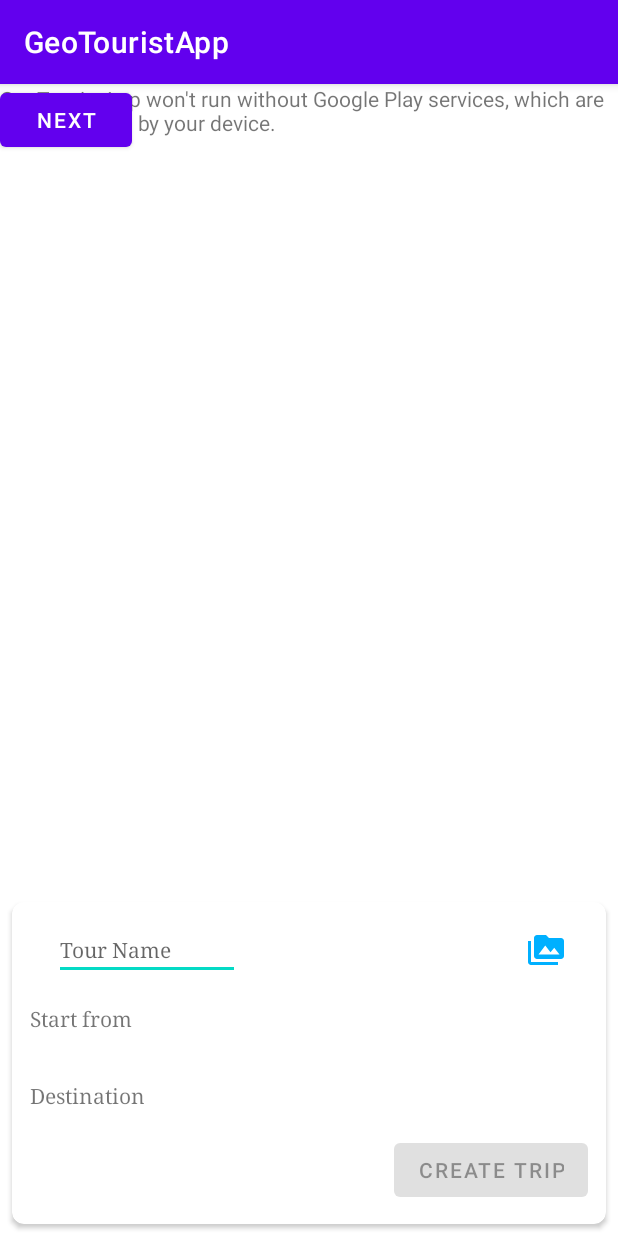
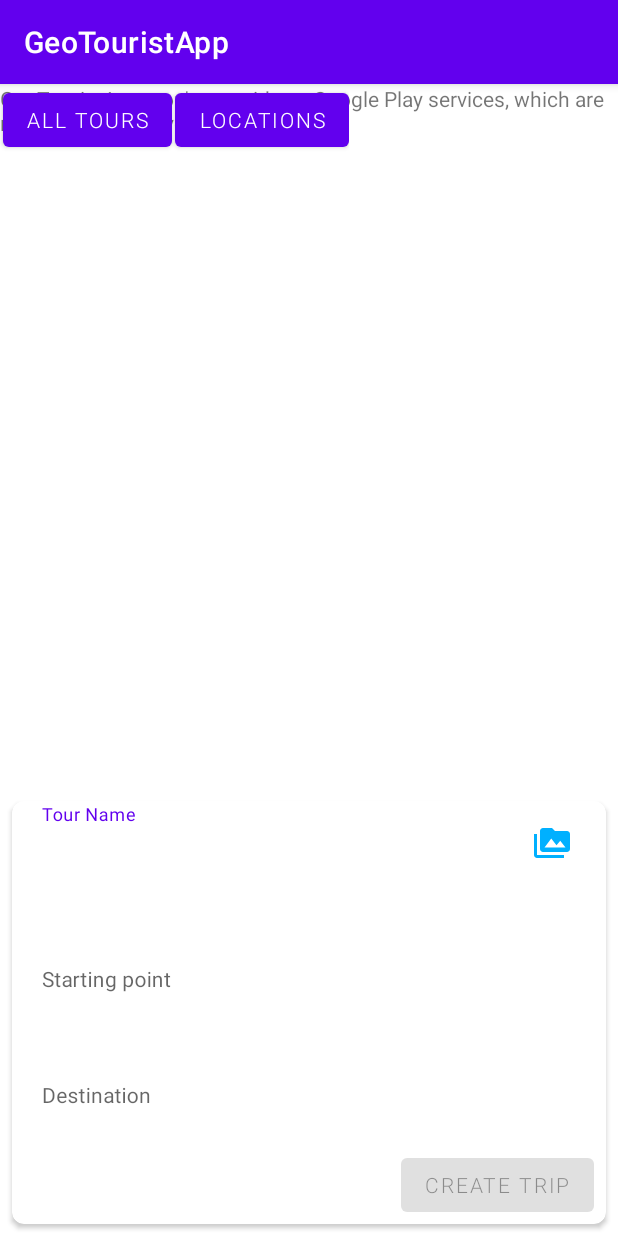
Before and after one commit to rsinghsep/GeoTouristApp, an Android app: the screen it shows after launch (CreateTourActivity), on a phone screen of 412 x 824 dp. Run offline under Robolectric (Android 15) with nearby library versions, the phone set to English and light mode, and no system bars; our stand-ins replace Room's generated code, data binding.

Commit message:
updated ui and added click listeneer to view location history button

```diff
--- a/app/src/main/java/com/staysilly/geotouristapp/views/ui/CreateTourActivity.java
+++ b/app/src/main/java/com/staysilly/geotouristapp/views/ui/CreateTourActivity.java
@@ -239,10 +239,18 @@ public class CreateTourActivity extends BaseActivity implements OnMapReadyCallba
         initDataBinding();
         initMap();
         observeViewModelSignals();
-        datBinding.next.setOnClickListener(new View.OnClickListener() {
+        datBinding.btnAllTours.setOnClickListener(new View.OnClickListener() {
             @Override
             public void onClick(View view) {
-                Log.d(TAG, "clicked next");
+                Log.d(TAG, "clicked view all tours");
+                Intent intent = new Intent(CreateTourActivity.this, ToursListActivity.class);
+                startActivity(intent);
+            }
+        });
+        datBinding.btnLocationHistory.setOnClickListener(new View.OnClickListener() {
+            @Override
+            public void onClick(View view) {
+                Log.d(TAG, "clicked location history");
                 Intent intent = new Intent(CreateTourActivity.this, LocationHistoryActivity.class);
                 startActivity(intent);
             }
@@ -253,6 +261,7 @@ public class CreateTourActivity extends BaseActivity implements OnMapReadyCallba
         super.onActivityResult(requestCode, resultCode, data);
         handleImageFromGalleryResponse(resultCode, data);
     }
+
 
     /*/////////////////////////////////////////////////
         //OnMapReadyCallback Callbacks
--- a/app/src/main/res/layout/activity_create_tour.xml
+++ b/app/src/main/res/layout/activity_create_tour.xml
@@ -33,11 +33,27 @@
             android:layout_width="match_parent"
             bind:viewModel="@{viewModel}"/>
 
-        <Button
-            android:id="@+id/next"
+        <LinearLayout
             android:layout_width="wrap_content"
             android:layout_height="wrap_content"
-            android:text="next"/>
+            android:orientation="horizontal">
+
+            <Button
+                android:id="@+id/btnAllTours"
+                android:layout_marginStart="2dp"
+                android:layout_width="wrap_content"
+                android:layout_height="wrap_content"
+                android:fontFamily="sans-serif-light"
+                android:text="all tours" />
+
+            <Button
+                android:id="@+id/btnLocationHistory"
+                android:layout_marginStart="2dp"
+                android:layout_width="wrap_content"
+                android:layout_height="wrap_content"
+                android:fontFamily="sans-serif-light"
+                android:text="locations" />
+        </LinearLayout>
 
     </FrameLayout>
 
--- a/app/src/main/res/layout/card_create_trip.xml
+++ b/app/src/main/res/layout/card_create_trip.xml
@@ -3,6 +3,7 @@
     xmlns:tools="http://schemas.android.com/tools"
     xmlns:android="http://schemas.android.com/apk/res/android">
     <data>
+        <import type="com.staysilly.geotouristapp.viewmodels.Converters"/>
         <variable
             name="viewModel"
             type="com.staysilly.geotouristapp.viewmodels.CreateTourViewModel" />
@@ -17,83 +18,7 @@
 
         <androidx.constraintlayout.widget.ConstraintLayout
             android:layout_width="match_parent"
-            android:layout_height="wrap_content"
-            android:padding="4dp">
-
-            <EditText
-                android:id="@+id/textView"
-                android:layout_width="124dp"
-                android:layout_height="wrap_content"
-                android:layout_marginStart="24dp"
-                android:layout_marginTop="8dp"
-                android:fontFamily="serif"
-                android:hint="Tour Name"
-                android:text="@={viewModel.tourName}"
-                android:textSize="14sp"
-                app:layout_constraintStart_toStartOf="parent"
-                app:layout_constraintTop_toTopOf="parent" />
-
-            <TextView
-                android:id="@+id/textView3"
-                android:layout_width="wrap_content"
-                android:layout_height="wrap_content"
-                android:layout_marginStart="8dp"
-                android:layout_marginTop="16dp"
-                android:fontFamily="serif"
-                android:text="Start from"
-                app:layout_constraintStart_toStartOf="parent"
-                app:layout_constraintTop_toBottomOf="@+id/textView" />
-
-            <TextView
-                android:id="@+id/textView4"
-                android:layout_width="wrap_content"
-                android:layout_height="wrap_content"
-                android:layout_marginStart="8dp"
-                android:layout_marginTop="32dp"
-                android:fontFamily="serif"
-                android:text="Destination"
-                app:layout_constraintStart_toStartOf="parent"
-                app:layout_constraintTop_toBottomOf="@+id/textView3" />
-
-            <Button
-                android:id="@+id/button2"
-                android:layout_width="wrap_content"
-                android:layout_height="wrap_content"
-                android:layout_marginTop="16dp"
-                android:layout_marginEnd="8dp"
-                android:layout_marginBottom="8dp"
-                android:text="Create Trip"
-                android:enabled="@{viewModel.isTourReadyToSave}"
-                android:onClick="@{() -> viewModel.saveTour()}"
-                app:layout_constraintBottom_toBottomOf="parent"
-                app:layout_constraintEnd_toEndOf="parent"
-                app:layout_constraintTop_toBottomOf="@+id/textView4" />
-
-            <TextView
-                android:id="@+id/startingAddress"
-                android:layout_width="wrap_content"
-                android:layout_height="wrap_content"
-                android:layout_marginStart="16dp"
-                android:fontFamily="sans-serif-light"
-                android:text="@={viewModel.startingAddress}"
-                android:maxLines="2"
-                android:textAlignment="viewStart"
-                android:textAppearance="@style/TextAppearance.AppCompat.Small"
-                app:layout_constraintStart_toEndOf="@+id/textView3"
-                app:layout_constraintTop_toTopOf="@+id/textView3"
-                tools:text="AWHO, Whitefield - Hoskote Rd, Kannamangala, Bengaluru, Karnataka 560067"/>
-
-            <TextView
-                android:id="@+id/destination"
-                android:layout_width="wrap_content"
-                android:layout_height="wrap_content"
-                android:layout_marginStart="16dp"
-                android:fontFamily="sans-serif-light"
-                android:text="@{viewModel.destinationAddress}"
-                android:maxLines="2"
-                app:layout_constraintStart_toEndOf="@+id/textView4"
-                app:layout_constraintTop_toTopOf="@+id/textView4"
-                tools:text="Skandagiri HillsKarnataka 562103"/>
+            android:layout_height="wrap_content">
 
             <ImageView
                 android:id="@+id/imageView"
@@ -106,6 +31,76 @@
                 android:onClick="@{() -> viewModel.openGallery()}"
                 app:srcCompat="@drawable/media" />
 
+
+            <com.google.android.material.textfield.TextInputLayout
+                android:id="@+id/tilTourName"
+                style="@style/AppTextInputLayout"
+                app:layout_constraintStart_toStartOf="parent"
+                app:layout_constraintTop_toTopOf="parent" >
+
+                <EditText
+                    android:id="@+id/edtTourName"
+                    style="@style/AppTextInputEditText"
+                    android:hint="Tour Name"
+                    android:inputType="textMultiLine"
+                    android:lines="2"
+                    android:maxLines="2"
+                    android:text="@={viewModel.tourName}"
+                    android:enabled="true"
+                    android:textSize="14sp" />
+
+            </com.google.android.material.textfield.TextInputLayout>
+
+            <com.google.android.material.textfield.TextInputLayout
+                android:id="@+id/tilStartingPoint"
+                style="@style/AppTextInputLayout"
+                app:layout_constraintStart_toStartOf="parent"
+                app:layout_constraintTop_toBottomOf="@+id/tilTourName">
+
+                <EditText
+                    android:id="@+id/edtStartingPoint"
+                    style="@style/AppTextInputEditText"
+                    android:hint="Starting point"
+                    android:inputType="textMultiLine"
+                    android:lines="2"
+                    android:maxLines="2"
+                    android:text="@{viewModel.startingAddress}"
+                    android:textSize="14sp" />
+
+            </com.google.android.material.textfield.TextInputLayout>
+            <com.google.android.material.textfield.TextInputLayout
+                android:id="@+id/tilDestination"
+                style="@style/AppTextInputLayout"
+                app:layout_constraintEnd_toEndOf="parent"
+                app:layout_constraintStart_toStartOf="parent"
+                app:layout_constraintTop_toBottomOf="@+id/tilStartingPoint">
+
+                <EditText
+                    android:id="@+id/edtDestination"
+                    style="@style/AppTextInputEditText"
+                    android:hint="Destination"
+                    android:inputType="textMultiLine"
+                    android:lines="2"
+                    android:maxLines="2"
+                    android:text="@{viewModel.destinationAddress}"
+                    android:textSize="14sp" />
+
+            </com.google.android.material.textfield.TextInputLayout>
+
+            <Button
+                android:id="@+id/button2"
+                android:layout_width="wrap_content"
+                android:layout_height="wrap_content"
+                android:layout_marginEnd="8dp"
+                android:layout_marginBottom="2dp"
+                android:enabled="@{viewModel.isTourReadyToSave}"
+                android:fontFamily="sans-serif-light"
+                android:onClick="@{() -> viewModel.saveTour()}"
+                android:text="Create Trip"
+                app:layout_constraintBottom_toBottomOf="parent"
+                app:layout_constraintEnd_toEndOf="parent"
+                app:layout_constraintTop_toBottomOf="@+id/tilDestination" />
+
         </androidx.constraintlayout.widget.ConstraintLayout>
 
     </androidx.cardview.widget.CardView>
--- a/app/src/main/res/values/dimens.xml
+++ b/app/src/main/res/values/dimens.xml
@@ -1,5 +1,5 @@
 <?xml version="1.0" encoding="utf-8"?>
 <resources>
-    <dimen name="address_text_input_margin_start">24dp</dimen>
-    <dimen name="address_text_input_margin_top">8dp</dimen>
+    <dimen name="address_text_input_margin_start">4dp</dimen>
+    <dimen name="address_text_input_margin_top">2dp</dimen>
 </resources>
--- a/app/src/main/res/values/styles.xml
+++ b/app/src/main/res/values/styles.xml
@@ -13,7 +13,7 @@
         <item name="android:layout_height">wrap_content</item>
         <item name="android:layout_marginStart">@dimen/address_text_input_margin_start</item>
         <item name="android:layout_marginTop">@dimen/address_text_input_margin_top</item>
-        <item name="android:layout_marginEnd">48dp</item>
+        <item name="android:layout_marginEnd">4dp</item>
     </style>
 
     <style name="AppTextInputEditText">
```
